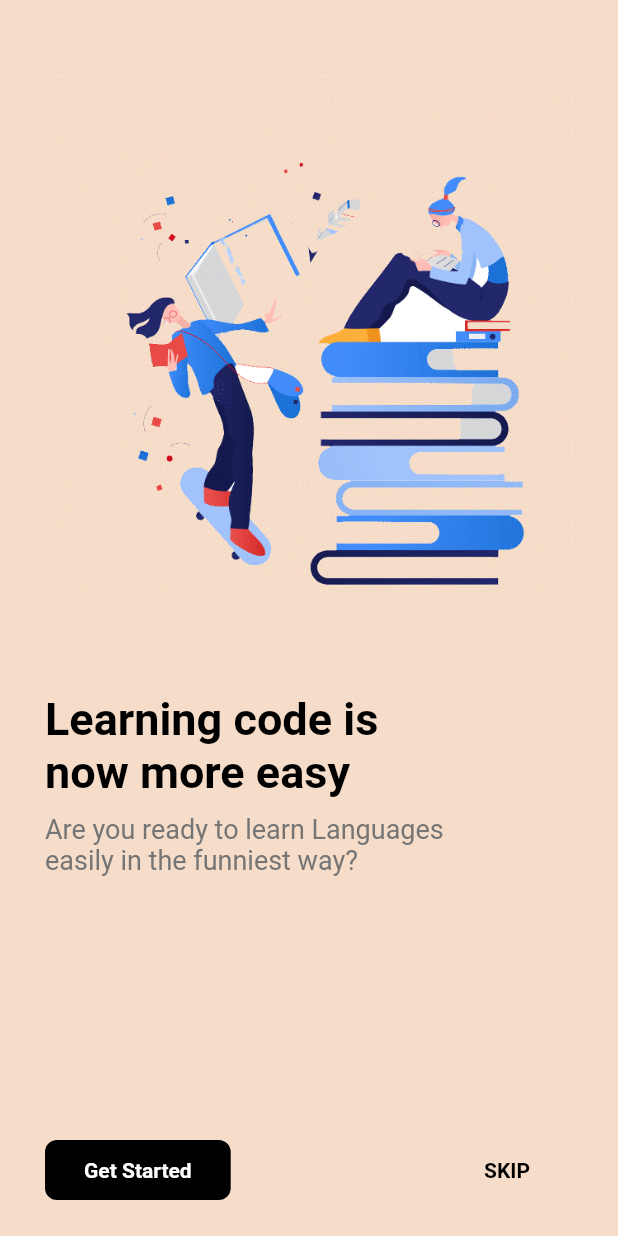
After one commit to colonal/UI-Design-Day-31-40, a Flutter app: the Day40Screen screen opened directly, on a phone screen of 412 x 824 dp. The commit adds this screen. Run offline on Flutter 3.47's test engine with Material 2 defaults, Android fonts, the phone set to English and light mode, and no system bars; our stand-ins replace concentric_transition, dotted_border, file_picker, intl_phone_number_input; missing offline and left inert: flutter_verification_code; network calls fail.

Commit message:
UI-Design-Day-31-40

```diff
--- /dev/null
+++ b/lib/day40/day_40_screen.dart
@@ -0,0 +1,129 @@
+import 'package:flutter/material.dart';
+
+class Day40Screen extends StatefulWidget {
+  const Day40Screen({Key? key}) : super(key: key);
+
+  @override
+  State<Day40Screen> createState() => _Day40ScreenState();
+}
+
+class _Day40ScreenState extends State<Day40Screen> {
+  @override
+  Widget build(BuildContext context) {
+    return Scaffold(
+      backgroundColor: const Color(0xffF6DDC9),
+      body: SafeArea(
+          child: Padding(
+        padding: const EdgeInsets.symmetric(horizontal: 30, vertical: 20),
+        child: Column(
+          crossAxisAlignment: CrossAxisAlignment.start,
+          children: [
+            MyAnimation(
+              duration: const Duration(milliseconds: 600),
+              beginDy: MediaQuery.of(context).size.height * 0.1,
+              child: Container(
+                alignment: Alignment.center,
+                height: MediaQuery.of(context).size.height * 0.5,
+                child: Image.asset(
+                  'assets/images/Day40/1.gif',
+                  fit: BoxFit.cover,
+                ),
+              ),
+            ),
+            const SizedBox(height: 30),
+            const MyAnimation(
+              duration: Duration(milliseconds: 1000),
+              child: Text(
+                'Learning code is\nnow more easy',
+                style: TextStyle(
+                  fontSize: 30,
+                  fontWeight: FontWeight.w600,
+                  color: Colors.black,
+                ),
+              ),
+            ),
+            const SizedBox(height: 10),
+            MyAnimation(
+              duration: const Duration(milliseconds: 1000),
+              child: Text(
+                'Are you ready to learn Languages\neasily in the funniest way?',
+                style: TextStyle(
+                  fontSize: 18,
+                  color: Colors.grey[600],
+                ),
+              ),
+            ),
+            const Spacer(),
+            MyAnimation(
+              duration: const Duration(milliseconds: 1500),
+              child: Row(
+                mainAxisAlignment: MainAxisAlignment.spaceBetween,
+                children: [
+                  Container(
+                    height: 40,
+                    padding: const EdgeInsets.symmetric(horizontal: 10),
+                    clipBehavior: Clip.antiAliasWithSaveLayer,
+                    decoration: BoxDecoration(
+                      color: Colors.black,
+                      borderRadius: BorderRadius.circular(8),
+                    ),
+                    child: MaterialButton(
+                      onPressed: () {},
+                      child: const Center(
+                        child: Text(
+                          "Get Started",
+                          style: TextStyle(
+                            color: Colors.white,
+                            fontWeight: FontWeight.bold,
+                            fontSize: 14,
+                          ),
+                        ),
+                      ),
+                    ),
+                  ),
+                  MaterialButton(
+                    onPressed: () => Navigator.of(context).pop(),
+                    child: const Text(
+                      "SKIP",
+                      style: TextStyle(
+                        color: Colors.black,
+                        fontWeight: FontWeight.bold,
+                        fontSize: 14,
+                      ),
+                    ),
+                  )
+                ],
+              ),
+            )
+          ],
+        ),
+      )),
+    );
+  }
+}
+
+class MyAnimation extends StatelessWidget {
+  final Widget child;
+  final Duration duration;
+  final double beginDy;
+  const MyAnimation(
+      {required this.child, Duration? duration, double? beginDy, Key? key})
+      : duration = duration ?? const Duration(milliseconds: 1000),
+        beginDy = beginDy ?? 40,
+        super(key: key);
+
+  @override
+  Widget build(BuildContext context) {
+    return TweenAnimationBuilder(
+      duration: duration,
+      tween: Tween<Offset>(begin: Offset(0, beginDy), end: Offset.zero),
+      child: child,
+      builder: (context, Offset value, child) {
+        return Transform.translate(
+          offset: value,
+          child: child,
+        );
+      },
+    );
+  }
+}
--- a/pubspec.yaml
+++ b/pubspec.yaml
@@ -55,8 +55,8 @@ flutter:
   # the material Icons class.
   uses-material-design: true
   # To add assets to your application, add an assets section, like this:
-  # assets:
-  #   - images/a_dot_burr.jpeg
+  assets:
+    - assets/images/Day40/1.gif
   #   - images/a_dot_ham.jpeg
   # An image asset can refer to one or more resolution-specific "variants", see
   # https://flutter.dev/assets-and-images/#resolution-aware.
```
Also changed, not shown: lib/day38/day_38_screen.dart (added, +143 -0 lines), lib/day39/day_39_screen.dart (added, +146 -0 lines), lib/main.dart (+21 -0 lines), assets/images/Day40/1.gif (added).
